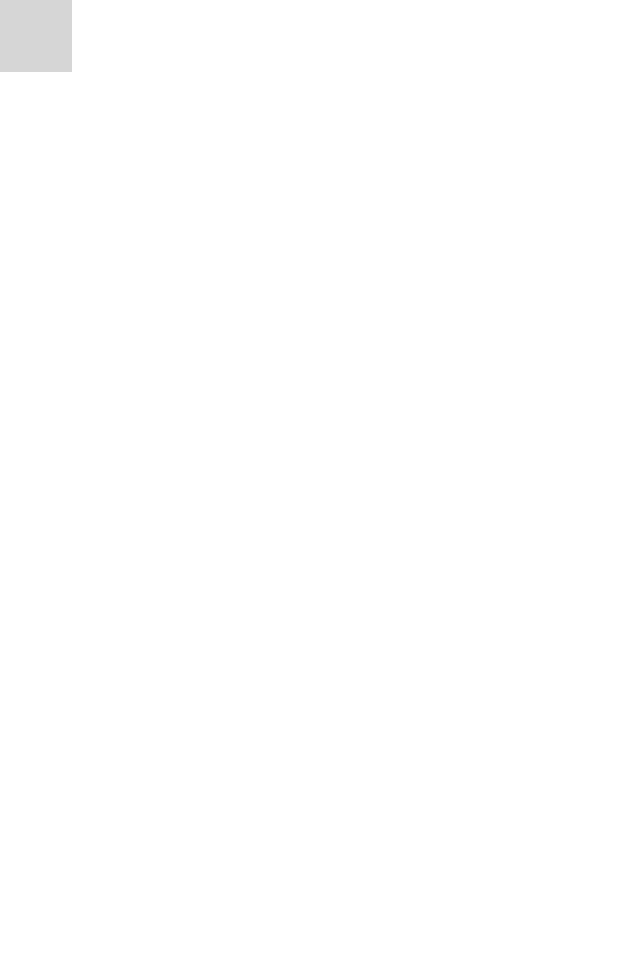
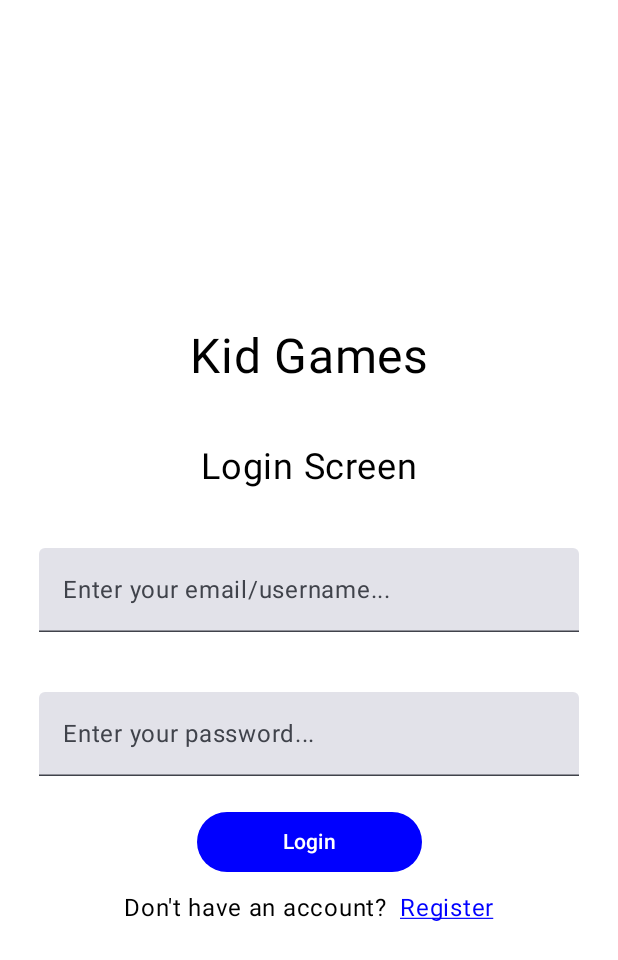
Before and after one commit to 1cgul/individualproj3, an Android app built with Jetpack Compose: the composable Navigation shown on its own in the app's theme, on a phone screen of 412 x 824 dp. Shown: the top 960 px of the screen. Run offline under Robolectric (Android 15) with nearby library versions, the phone set to English and light mode, and no system bars; grey boxes are pictures that could not be loaded.

Commit message:
added register screen, login screen

```diff
--- a/app/build.gradle.kts
+++ b/app/build.gradle.kts
@@ -5,7 +5,7 @@ plugins {
 
 android {
     namespace = "com.example.individualproj3"
-    compileSdk = 34
+    compileSdk = 35
 
     defaultConfig {
         applicationId = "com.example.individualproj3"
--- /dev/null
+++ b/app/src/main/java/com/example/individualproj3/LoginScreen.kt
@@ -0,0 +1,101 @@
+package com.example.individualproj3
+
+
+import androidx.compose.foundation.clickable
+import androidx.compose.foundation.layout.Arrangement
+import androidx.compose.foundation.layout.Column
+import androidx.compose.foundation.layout.Row
+import androidx.compose.foundation.layout.fillMaxSize
+import androidx.compose.foundation.layout.padding
+import androidx.compose.foundation.layout.width
+import androidx.compose.material3.Button
+import androidx.compose.material3.ButtonDefaults
+import androidx.compose.material3.Text
+import androidx.compose.material3.TextField
+import androidx.compose.runtime.Composable
+import androidx.compose.runtime.getValue
+import androidx.compose.runtime.mutableStateOf
+import androidx.compose.runtime.remember
+import androidx.compose.runtime.setValue
+import androidx.compose.ui.Alignment
+import androidx.compose.ui.Modifier
+import androidx.compose.ui.graphics.Color
+import androidx.compose.ui.text.input.PasswordVisualTransformation
+import androidx.compose.ui.text.style.TextDecoration
+import androidx.compose.ui.unit.dp
+import androidx.compose.ui.unit.sp
+import androidx.navigation.NavController
+import androidx.navigation.NavHostController
+
+@Composable
+fun LoginScreen(navController: NavController, modifier: Modifier = Modifier){
+    var username by remember { mutableStateOf("") }
+    var email by remember { mutableStateOf("") }
+    var password by remember { mutableStateOf("") }
+
+    Column(
+        modifier = Modifier
+            .fillMaxSize(),
+        horizontalAlignment = Alignment.CenterHorizontally,
+        verticalArrangement = Arrangement.Center
+    ) {
+        Text(text = "Kid Games", fontSize = 32.sp, modifier = Modifier.padding(20.dp)
+
+        )
+        Text(
+            text = "Login Screen",
+            fontSize = 24.sp,
+            modifier = Modifier.padding(20.dp)
+        )
+
+        TextField(
+            value = email,
+            onValueChange = { email = it },
+            label = { Text("Enter your email/username...") },
+            modifier = Modifier
+                .width(400.dp)
+                .padding(20.dp)
+        )
+
+        TextField(
+            value = password,
+            onValueChange = { password = it },
+            visualTransformation = PasswordVisualTransformation(),
+            label = { Text("Enter your password...") },
+            modifier = Modifier
+                .width(400.dp)
+                .padding(20.dp)
+        )
+
+        Button(
+            onClick = {
+                navController.navigate("main_screen")
+
+            },
+            modifier = Modifier
+                .width(150.dp),
+
+            // Use the custom color defined in the theme for the button
+            colors = ButtonDefaults.buttonColors(containerColor = Color.Blue),
+        ) {
+            Text("Login", color = Color.White)
+        }
+
+        Row(
+            verticalAlignment = Alignment.CenterVertically,
+            modifier = Modifier.padding(vertical = 8.dp)
+        ) {
+            Text(text = "Don't have an account?", modifier = Modifier.padding(end = 4.dp))
+
+            // Clickable Text for Login
+            Text(
+                text = "Register",
+                color = Color.Blue,
+                textDecoration = TextDecoration.Underline,
+                modifier = Modifier
+                    .clickable(onClick = { navController.navigate("register_screen") })
+                    .padding(start = 4.dp),
+            )
+        }
+    }
+}
--- a/app/src/main/java/com/example/individualproj3/NavController.kt
+++ b/app/src/main/java/com/example/individualproj3/NavController.kt
@@ -13,6 +13,9 @@ fun Navigation(){
         composable("login_screen"){
             LoginScreen(navController)
         }
+        composable("register_screen"){
+            RegisterScreen(navController)
+        }
 
     }
 }
```
Also changed, not shown: app/src/main/java/com/example/individualproj3/MainActivity.kt (+8 -23 lines), app/src/main/java/com/example/individualproj3/RegisterScreen.kt (added, +108 -0 lines).
